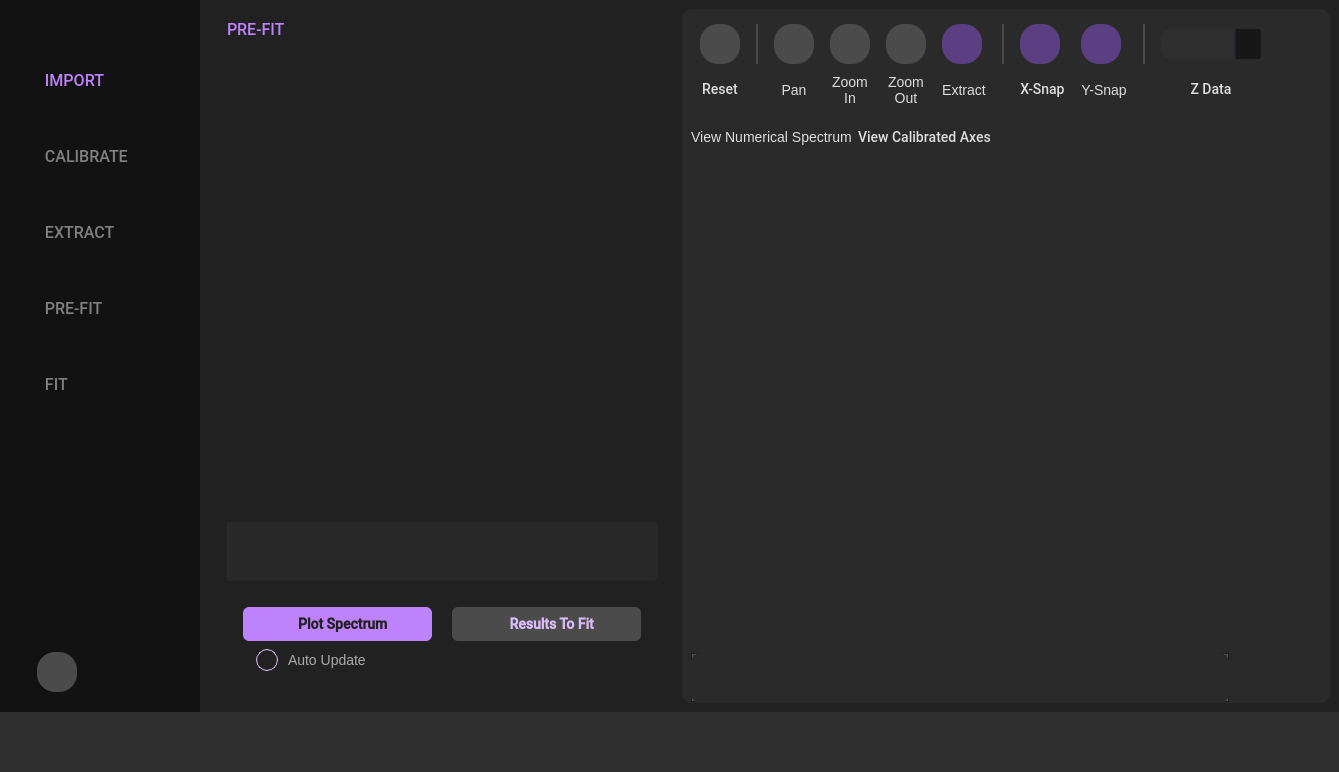
First picture: the form in resources/ui_window.ui, repository scqubits/qfit, before the edit.
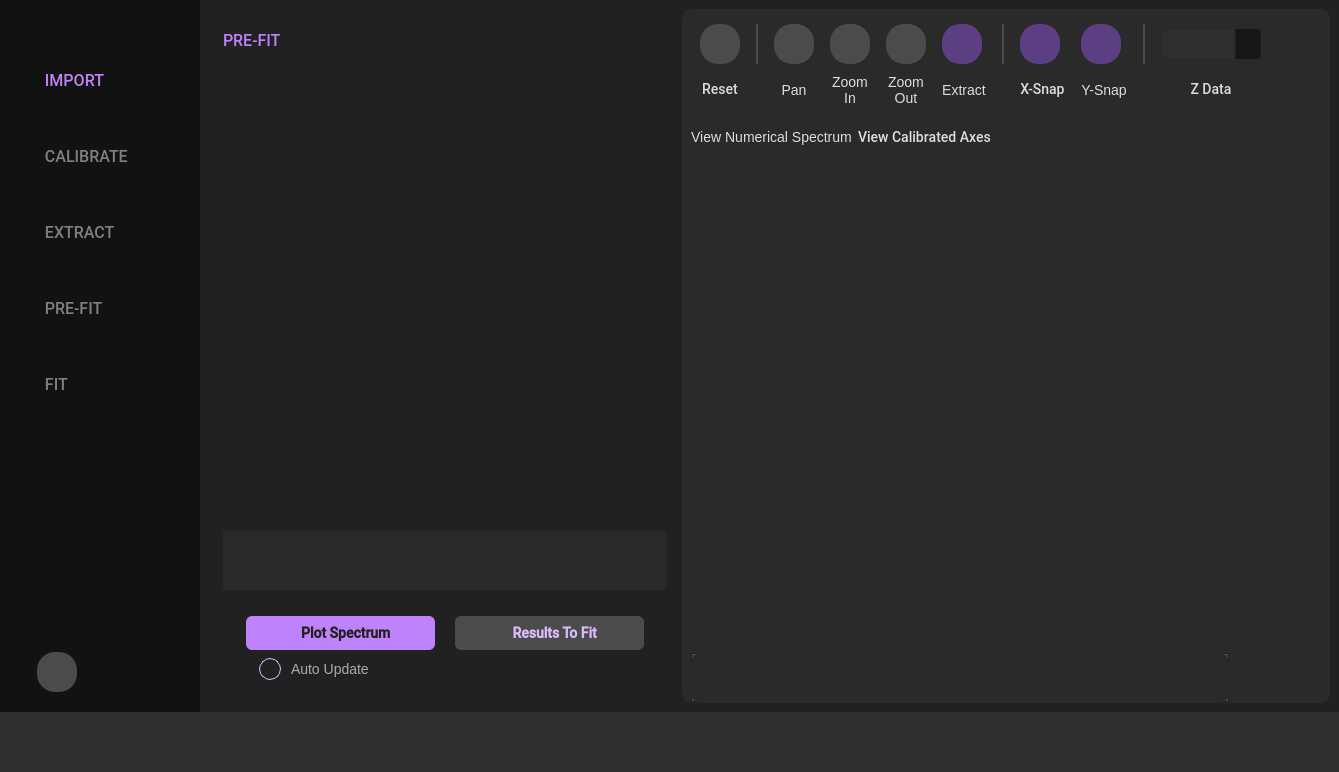
Second picture: the form after the edit. The open tabs and pages were chosen to show the change. Icons and pictures are not drawn. Custom widgets are drawn as their Qt base class.

```diff
--- a/resources/ui_window.ui
+++ b/resources/ui_window.ui
@@ -3985,6 +3985,18 @@
            <item>
             <widget class="QWidget" name="widget_4" native="true">
              <layout class="QVBoxLayout" name="verticalLayout_6">
+              <property name="leftMargin">
+               <number>5</number>
+              </property>
+              <property name="topMargin">
+               <number>20</number>
+              </property>
+              <property name="rightMargin">
+               <number>0</number>
+              </property>
+              <property name="bottomMargin">
+               <number>0</number>
+              </property>
               <item>
                <widget class="QWidget" name="widget_8" native="true">
                 <property name="sizePolicy">
@@ -4083,8 +4095,8 @@
                   <rect>
                    <x>0</x>
                    <y>0</y>
-                   <width>422</width>
-                   <height>452</height>
+                   <width>441</width>
+                   <height>456</height>
                   </rect>
                  </property>
                  <property name="sizePolicy">
@@ -4149,7 +4161,7 @@
                   <rect>
                    <x>0</x>
                    <y>0</y>
-                   <width>422</width>
+                   <width>441</width>
                    <height>59</height>
                   </rect>
                  </property>
```
